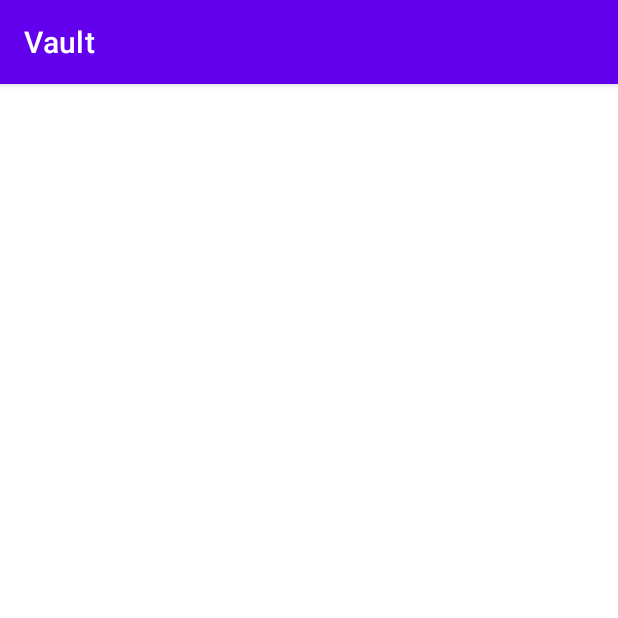
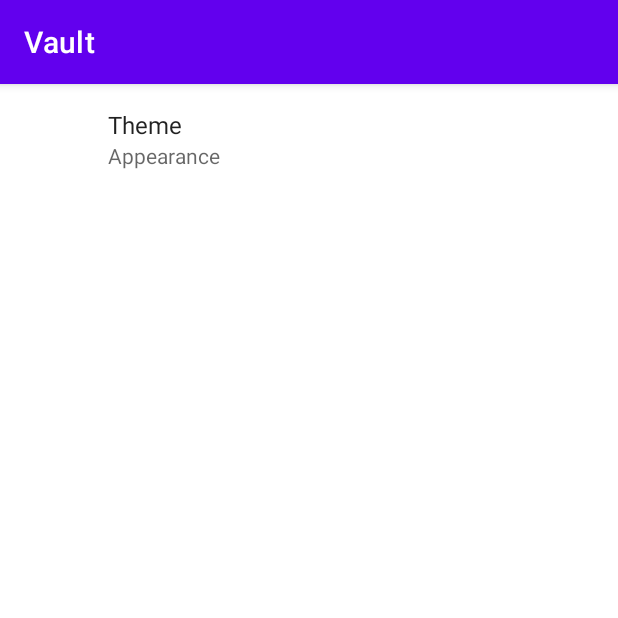
Before and after one commit to Hmasters4664/Vaults, an Android app: the Settings screen opened directly, with no data from a screen before it, on a phone screen of 412 x 824 dp, the top half of it. Run offline under Robolectric (Android 15) with nearby library versions, the phone set to English and light mode, and no system bars; our stand-ins replace androidx.preference.

Commit message:
Theme Settings done

```diff
--- a/app/src/main/java/com/example/vault/ListViewr.java
+++ b/app/src/main/java/com/example/vault/ListViewr.java
@@ -146,7 +146,6 @@ public class ListViewr extends base {
 
                     PList.add(ct);
                     PassA.notifyDataSetChanged();
-                    // MessA.notifyItemInserted(MessA.getItemCount()+1);
                     mrecyler.smoothScrollToPosition(PassA.getItemCount()-1);
 
                 } while (cursor.moveToNext());
--- a/app/src/main/java/com/example/vault/MainActivity.java
+++ b/app/src/main/java/com/example/vault/MainActivity.java
@@ -87,6 +87,8 @@ public class MainActivity extends base {
                         break;
                     case R.id.settings:
                         Toast.makeText(MainActivity.this, "Settings", Toast.LENGTH_SHORT).show();
+                        Intent intent = new Intent(getBaseContext(), Settings.class);
+                        startActivity(intent);
                         break;
                     case R.id.exit_nav:
                         Toast.makeText(MainActivity.this, "Log Out", Toast.LENGTH_SHORT).show();
--- a/app/src/main/java/com/example/vault/Settings.java
+++ b/app/src/main/java/com/example/vault/Settings.java
@@ -9,6 +9,9 @@ public class Settings extends base {
     @Override
     protected void onCreate(Bundle savedInstanceState) {
         super.onCreate(savedInstanceState);
-        setContentView(R.layout.activity_settings);
+        //setContentView(R.layout.activity_settings);
+        getSupportFragmentManager().beginTransaction()
+                .replace(android.R.id.content, new SettingsFragment())
+                .commit();
     }
 }
--- /dev/null
+++ b/app/src/main/java/com/example/vault/SettingsFragment.java
@@ -0,0 +1,65 @@
+package com.example.vault;
+
+import android.app.TaskStackBuilder;
+import android.content.Intent;
+import android.content.SharedPreferences;
+import android.os.Bundle;
+
+import androidx.fragment.app.Fragment;
+import androidx.preference.Preference;
+import androidx.preference.PreferenceFragmentCompat;
+
+import android.view.LayoutInflater;
+import android.view.View;
+import android.view.ViewGroup;
+import android.widget.TextView;
+
+/**
+ * A simple {@link Fragment} subclass.
+ */
+public class SettingsFragment extends PreferenceFragmentCompat implements SharedPreferences.OnSharedPreferenceChangeListener {
+
+    public static final String PREF_THEME = "theme";
+
+    public SettingsFragment() {
+        // Required empty public constructor
+    }
+
+    @Override
+    public void onCreatePreferences(Bundle savedInstanceState, String rootKey) {
+        setPreferencesFromResource(R.xml.pref_main, rootKey);
+
+    }
+    @Override
+    public void onSharedPreferenceChanged(SharedPreferences sharedPreferences, String key)
+    {
+        //IT NEVER GETS IN HERE!
+        if (key.equals(PREF_THEME))
+        {
+            // Set summary to be the user-description for the selected value
+            Preference colourPref = findPreference(key);
+            colourPref.setSummary(sharedPreferences.getString(key, ""));
+        }
+        TaskStackBuilder.create(getActivity())
+                .addNextIntent(new Intent(getActivity(), MainActivity.class))
+                .addNextIntent(getActivity().getIntent())
+                .startActivities();
+
+    }
+
+    @Override
+    public void onResume() {
+        super.onResume();
+        // Set up a listener whenever a key changes
+        getPreferenceScreen().getSharedPreferences().registerOnSharedPreferenceChangeListener(this);
+    }
+
+    @Override
+    public void onPause() {
+        super.onPause();
+        // Set up a listener whenever a key changes
+        getPreferenceScreen().getSharedPreferences().unregisterOnSharedPreferenceChangeListener(this);
+    }
+
+
+}
--- a/app/src/main/java/com/example/vault/base.java
+++ b/app/src/main/java/com/example/vault/base.java
@@ -1,12 +1,14 @@
 package com.example.vault;
 
 import android.content.Intent;
+import android.content.SharedPreferences;
 import android.os.Bundle;
 import android.view.MotionEvent;
 import android.widget.Toast;
 
 import androidx.annotation.Nullable;
 import androidx.appcompat.app.AppCompatActivity;
+import androidx.preference.PreferenceManager;
 
 import com.example.vault.objects.SharedPrefManager;
 
@@ -16,6 +18,22 @@ public abstract class base extends AppCompatActivity {
 private long lastActivity;
     @Override
     protected void onCreate(@Nullable Bundle savedInstanceState) {
+
+        SharedPreferences pref = PreferenceManager
+                .getDefaultSharedPreferences(this);
+        String themeName = pref.getString("theme", "AppTheme");
+        if (themeName.equals("Night")) {
+            setTheme(R.style.Night);
+        } else if (themeName.equals("Orange")) {
+            Toast.makeText(this, "set theme", Toast.LENGTH_SHORT).show();
+            setTheme(R.style.Orange);
+        }else if (themeName.equals("Pink")) {
+            Toast.makeText(this, "set theme", Toast.LENGTH_SHORT).show();
+            setTheme(R.style.Pink);
+        }else if (themeName.equals("AppTheme")) {
+            Toast.makeText(this, "set theme", Toast.LENGTH_SHORT).show();
+            setTheme(R.style.AppTheme);
+        }
         super.onCreate(savedInstanceState);
         lastActivity = new Date().getTime();
     }
--- a/app/src/main/res/layout/activity_list_viewr.xml
+++ b/app/src/main/res/layout/activity_list_viewr.xml
@@ -25,9 +25,7 @@
         android:layout_gravity="start"
         app:layout_constraintBottom_toBottomOf="parent"
         app:layout_constraintStart_toStartOf="parent"
-        app:itemBackground="@color/colorPrimary"
-        app:itemIconTint="@android:color/white"
-        app:itemTextColor="@android:color/white"
+        style="@style/Widget.MaterialComponents.BottomNavigationView.Colored"
         app:menu="@menu/menu_two" />
 
 </androidx.constraintlayout.widget.ConstraintLayout>
--- a/app/src/main/res/layout/activity_main.xml
+++ b/app/src/main/res/layout/activity_main.xml
@@ -23,8 +23,6 @@
         android:layout_gravity="start"
         app:layout_constraintBottom_toBottomOf="parent"
         app:layout_constraintStart_toStartOf="parent"
-        app:itemBackground="@color/colorPrimary"
-        app:itemIconTint="@android:color/white"
-        app:itemTextColor="@android:color/white"
+        style="@style/Widget.MaterialComponents.BottomNavigationView.Colored"
         app:menu="@menu/menu_three" />
 </androidx.constraintlayout.widget.ConstraintLayout>
--- a/app/src/main/res/layout/category_card.xml
+++ b/app/src/main/res/layout/category_card.xml
@@ -16,7 +16,7 @@
         android:layout_height="wrap_content"
         android:layout_margin="5dp"
         app:layout_constraintDimensionRatio="H,1:1"
-        app:cardBackgroundColor="@color/colorPrimary"
+        app:cardBackgroundColor="@color/white"
         app:cardCornerRadius="8dp">
 
         <RelativeLayout
--- a/app/src/main/res/layout/custom_spinner.xml
+++ b/app/src/main/res/layout/custom_spinner.xml
@@ -9,7 +9,7 @@
         android:layout_width="50dp"
         android:layout_height="50dp"
         android:padding="5dp"
-        android:tint="@color/colorPrimary"
+        android:tint="@color/app1"
         android:src="@drawable/ic_launcher_foreground" /><!--Make sure image is present in Drawable folder-->
 
     <TextView
--- a/app/src/main/res/layout/pass_card.xml
+++ b/app/src/main/res/layout/pass_card.xml
@@ -3,11 +3,11 @@
     xmlns:app="http://schemas.android.com/apk/res-auto"
     xmlns:tools="http://schemas.android.com/tools"
     android:orientation="vertical"
-    android:layout_width="wrap_content"
+    android:layout_width="match_parent"
     android:layout_height="wrap_content">
 
     <androidx.cardview.widget.CardView
-        android:layout_width="wrap_content"
+        android:layout_width="match_parent"
         android:layout_height="wrap_content"
         android:layout_margin="5dp">
 
--- a/app/src/main/res/menu/menu_three.xml
+++ b/app/src/main/res/menu/menu_three.xml
@@ -1,16 +1,13 @@
 <?xml version="1.0" encoding="utf-8"?>
 <menu xmlns:android="http://schemas.android.com/apk/res/android">
     <item android:id="@+id/new_cat"
-        android:background="@color/colorPrimaryDark"
         android:icon="@drawable/baseline_library_add_white_24"
         android:title="@string/new_category"/>
     <item android:id="@+id/settings"
         android:icon="@drawable/baseline_settings_white_24"
-        android:background="@color/colorPrimaryDark"
         android:title="@string/title_settings"/>
 
     <item android:id="@+id/exit_nav"
         android:icon="@drawable/baseline_exit_to_app_white_24"
-        android:background="@color/colorPrimaryDark"
         android:title="@string/exit"/>
 </menu>
--- a/app/src/main/res/menu/menu_two.xml
+++ b/app/src/main/res/menu/menu_two.xml
@@ -1,17 +1,14 @@
 <?xml version="1.0" encoding="utf-8"?>
 <menu xmlns:android="http://schemas.android.com/apk/res/android">
     <item android:id="@+id/new_cat"
-        android:background="@color/colorPrimaryDark"
         android:icon="@drawable/baseline_note_add_white_24"
         android:title="@string/add_password"/>
     <item android:id="@+id/settings"
         android:icon="@drawable/baseline_settings_white_24"
-        android:background="@color/colorPrimaryDark"
         android:title="@string/title_settings"/>
 
     <item android:id="@+id/exit_nav"
         android:icon="@drawable/baseline_exit_to_app_white_24"
-        android:background="@color/colorPrimaryDark"
         android:title="@string/exit"/>
 
 </menu>
--- a/app/src/main/res/values/arrays.xml
+++ b/app/src/main/res/values/arrays.xml
@@ -1,16 +1,5 @@
 <?xml version="1.0" encoding="utf-8"?>
 <resources>
-    <array name="colors">
-        <item>@color/white</item>
-        <item>@color/Orange1</item>
-        <item>@color/Orange2</item>
-        <item>@color/colorAccent</item>
-        <item>@color/purpleEnd</item>
-        <item>@color/greenStart</item>
-        <item>@color/greenEnd</item>
-        <item>@color/purple</item>
-        <item>@color/purpleStart</item>
-    </array>
 
     <string-array name="names">
         <item>white</item>
@@ -54,4 +43,11 @@
         <item>Lowercase and Uppercase and </item>
     </string-array>
 
+    <string-array name="themes">
+        <item>AppTheme</item>
+        <item>Night</item>
+        <item>Orange</item>
+        <item>Pink</item>
+    </string-array>
+
 </resources>
--- a/app/src/main/res/values/colors.xml
+++ b/app/src/main/res/values/colors.xml
@@ -1,8 +1,8 @@
 <?xml version="1.0" encoding="utf-8"?>
 <resources>
-    <color name="colorPrimary">#6200EE</color>
-    <color name="colorPrimaryDark">#3700B3</color>
-    <color name="colorAccent">#03DAC5</color>
+    <color name="app1">#6200EE</color>
+    <color name="app1Dark">#3700B3</color>
+    <color name="app1Accent">#03DAC5</color>
     <color name="red">#FB0000</color>
     <color name="green">#07FB64</color>
     <color name="yellow">#F6EE0A</color>
@@ -21,4 +21,11 @@
     <color name="OrangeLight">#ffedcc</color>
     <color name="Orange1">#ffa500</color>
     <color name="Orange2">#f87b05</color>
+    <color name="night">#283F4D</color>
+    <color name="darkNight">#102733</color>
+    <color name="orange3">#F74E2E</color>
+
+    <color name="light_pink">#FDBCBC</color>
+    <color name="maroon">#970C0C</color>
+    <color name="darkpink">#D81B60</color>
 </resources>
--- a/app/src/main/res/values/strings.xml
+++ b/app/src/main/res/values/strings.xml
@@ -37,6 +37,10 @@
     <string name="title_version">Version</string>
     <string name="save">Save</string>
     <string name="delete">Delete</string>
+    <string name="def_theme">AppTheme</string>
+    <string name="theme_summary">Appearance</string>
+    <string name="theme_dialog_title">Theme</string>
+    <string name="settings">Settings</string>
 
     <!-- TODO: Remove or change this placeholder text -->
     <string name="hello_blank_fragment">Hello blank fragment</string>
--- a/app/src/main/res/values/styles.xml
+++ b/app/src/main/res/values/styles.xml
@@ -3,9 +3,59 @@
     <!-- Base application theme. -->
     <style name="AppTheme" parent="Theme.MaterialComponents.Light.DarkActionBar">
         <!-- Customize your theme here. -->
-        <item name="colorPrimary">@color/colorPrimary</item>
-        <item name="colorPrimaryDark">@color/colorPrimaryDark</item>
-        <item name="colorAccent">@color/colorAccent</item>
+        <item name="colorPrimary">@color/app1</item>
+        <item name="colorPrimaryDark">@color/app1Dark</item>
+        <item name="backgroundColor">@color/white</item>
+        <item name="android:buttonStyle">@style/ButtonAppTheme</item>
+        <item name="colorAccent">@color/app1Accent</item>
+    </style>
+
+    <style name="Night" parent="Theme.AppCompat.Light.DarkActionBar">
+        <!-- Customize your theme here. -->
+        <item name="colorPrimary">@color/night</item>
+        <item name="colorPrimaryDark">@color/darkNight</item>
+        <item name="backgroundColor">@color/darkNight</item>
+        <item name="android:buttonStyle">@style/ButtonNight</item>
+        <item name="colorAccent">@color/orange3</item>
+    </style>
+
+    <style name="Orange" parent="Theme.AppCompat.Light.DarkActionBar">
+        <!-- Customize your theme here. -->
+        <item name="colorPrimary">@color/Orange2</item>
+        <item name="colorPrimaryDark">@color/roseStart</item>
+        <item name="backgroundColor">@color/OrangeLight</item>
+        <item name="android:buttonStyle">@style/ButtonOrange</item>
+        <item name="colorAccent">@color/OrangeLight</item>
+    </style>
+
+
+    <style name="Pink" parent="Theme.AppCompat.Light.DarkActionBar">
+        <!-- Customize your theme here. -->
+        <item name="colorPrimary">@color/light_pink</item>
+        <item name="colorPrimaryDark">@color/darkpink</item>
+        <item name="backgroundColor">@color/light_pink</item>
+        <item name="android:buttonStyle">@style/ButtonPink</item>
+        <item name="colorAccent">@color/maroon</item>
+    </style>
+
+    <style name="ButtonAppTheme" parent="@android:style/Widget.Button">
+        <item name="android:textColor">@color/white</item>
+        <item name="android:backgroundTint">@color/app1</item>
+    </style>
+
+    <style name="ButtonNight" parent="@android:style/Widget.Button">
+        <item name="android:textColor">@color/white</item>
+        <item name="android:backgroundTint">@color/night</item>
+    </style>
+
+    <style name="ButtonOrange" parent="@android:style/Widget.Button">
+        <item name="android:textColor">@color/white</item>
+        <item name="android:backgroundTint">@color/Orange2</item>
+    </style>
+
+    <style name="ButtonPink" parent="@android:style/Widget.Button">
+        <item name="android:textColor">@color/white</item>
+        <item name="android:backgroundTint">@color/maroon</item>
     </style>
 
 </resources>
--- a/app/src/main/res/xml/pref_main.xml
+++ b/app/src/main/res/xml/pref_main.xml
@@ -1,5 +1,12 @@
 <?xml version="1.0" encoding="utf-8"?>
 <PreferenceScreen xmlns:android="http://schemas.android.com/apk/res/android">
-
+    <ListPreference
+        android:defaultValue="@string/def_theme"
+        android:entries="@array/themes"
+        android:entryValues="@array/themes"
+        android:key="theme"
+        android:title="@string/theme_dialog_title"
+        android:summary="@string/theme_summary"
+        android:dialogTitle="@string/theme_dialog_title"/>
 
 </PreferenceScreen>
```
